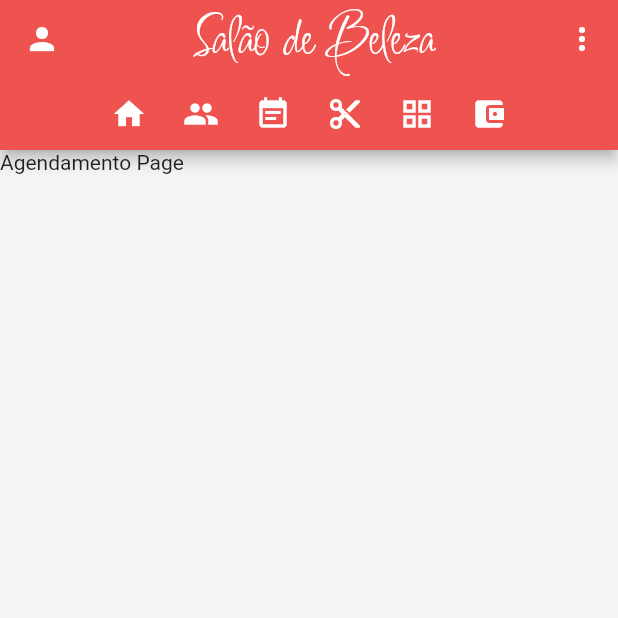
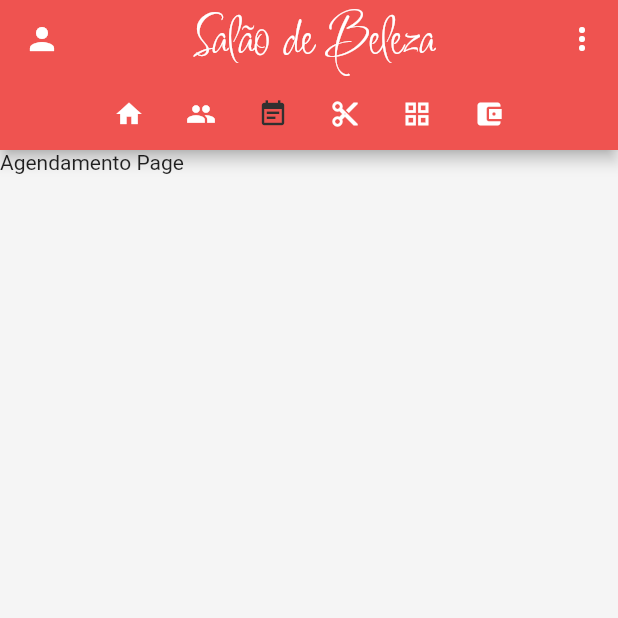
Before and after one commit to chauchuty/projeto-de-software, a Flutter app: the screen it shows after launch, after a tap on the "people" icon, after a tap on the "event note" icon, on a phone screen of 412 x 824 dp, the top half of it. Run offline on Flutter 3.47's test engine with Material 2 defaults, Android fonts, the phone set to English and light mode, and no system bars.

Commit message:
update: menu items

```diff
--- a/flutter_app/lib/pages/clientes.page.dart
+++ b/flutter_app/lib/pages/clientes.page.dart
@@ -10,6 +10,23 @@ class ClientesPage extends StatefulWidget {
 class _ClientesPageState extends State<ClientesPage> {
   @override
   Widget build(BuildContext context) {
-    return const Text('Clientes Page');
+    return ListView(
+      children: [
+        _listTile(),
+      ],
+    );
+  }
+
+  _listTile() {
+    return Column(
+      children: const [
+        Card(
+          child: ListTile(
+            leading: Icon(Icons.person),
+            title: Text('Cesar'),
+          ),
+        ),
+      ],
+    );
   }
 }
--- a/flutter_app/lib/pages/home.page.dart
+++ b/flutter_app/lib/pages/home.page.dart
@@ -10,6 +10,8 @@ class HomePage extends StatefulWidget {
 class _HomePageState extends State<HomePage> {
   @override
   Widget build(BuildContext context) {
-    return const Text('Home Page Official');
+    return const Center(
+      child: Text('UTFPR Hair Style'),
+    );
   }
 }
--- a/flutter_app/lib/widgets/appBar.custom.dart
+++ b/flutter_app/lib/widgets/appBar.custom.dart
@@ -15,6 +15,8 @@ class AppBarCustom extends StatefulWidget {
 }
 
 class _AppBarCustomState extends State<AppBarCustom> {
+  int itemSelected = 0;
+
   Widget page = const HomePage();
 
   @override
@@ -28,12 +30,13 @@ class _AppBarCustomState extends State<AppBarCustom> {
         child: Row(
           mainAxisAlignment: MainAxisAlignment.center,
           children: [
-            _item(Icons.home, const HomePage(), widget.callback),
-            _item(Icons.people, const ClientesPage(), widget.callback),
-            _item(Icons.event_note, const AgendamentoPage(), widget.callback),
-            _item(Icons.content_cut, const ServicosPage(), widget.callback),
-            _item(Icons.grid_view, const PacotesPage(), widget.callback),
-            _item(Icons.account_balance_wallet, const RelatorioPage(),
+            _item(Icons.home, const HomePage(), 0, widget.callback),
+            _item(Icons.people, const ClientesPage(), 1, widget.callback),
+            _item(
+                Icons.event_note, const AgendamentoPage(), 2, widget.callback),
+            _item(Icons.content_cut, const ServicosPage(), 3, widget.callback),
+            _item(Icons.grid_view, const PacotesPage(), 4, widget.callback),
+            _item(Icons.account_balance_wallet, const RelatorioPage(), 5,
                 widget.callback),
           ],
         ),
@@ -59,22 +62,26 @@ class _AppBarCustomState extends State<AppBarCustom> {
     return [
       IconButton(
         onPressed: () {},
+        icon: const Icon(Icons.more_vert),
         splashRadius: 20,
-        icon: const Icon(Icons.more_vert),
       ),
     ];
   }
 
-  _item(IconData icon, Widget widget, Function callback) {
+  _item(IconData icon, Widget widget, int index, Function callback) {
     return IconButton(
       onPressed: () {
+        setState(() {
+          itemSelected = index;
+        });
         callback(widget);
       },
-      splashRadius: 20,
       icon: Icon(
         icon,
-        color: Colors.white,
+        color: itemSelected == index ? Colors.grey[850] : Colors.white,
+        size: 20,
       ),
+      splashRadius: 20,
     );
   }
 }
```
